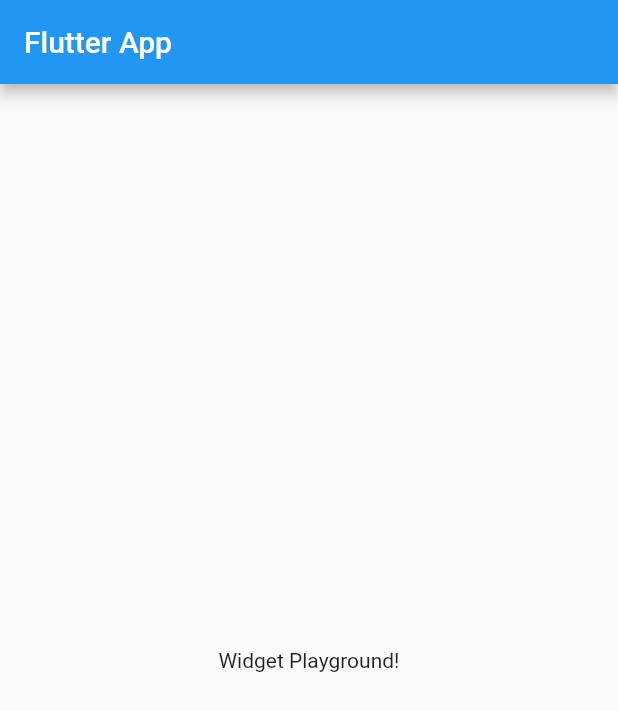
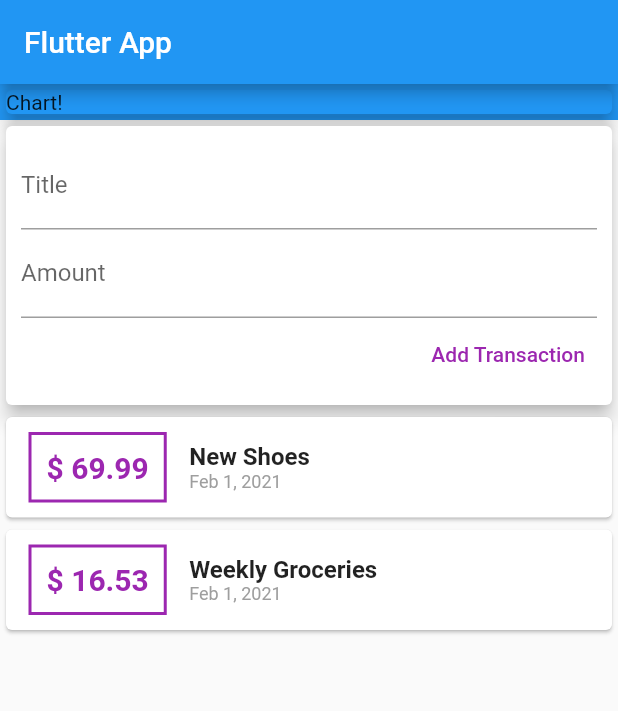
Before and after one commit to stammatime/demo_expense_app, a Flutter app: the screen it shows after launch, on a phone screen of 412 x 824 dp. Shown: the top 711 px of the screen. Run offline on Flutter 3.47's test engine with Material 2 defaults, Android fonts, the phone set to English and light mode, and no system bars.

Commit message:
basic app structure

```diff
--- a/lib/main.dart
+++ b/lib/main.dart
@@ -1,4 +1,6 @@
+import './transaction.dart';
 import 'package:flutter/material.dart';
+import 'package:intl/intl.dart';
 
 void main() => runApp(MyApp());
 
@@ -13,6 +15,21 @@ class MyApp extends StatelessWidget {
 }
 
 class MyHomePage extends StatelessWidget {
+  final List<Transaction> transactions = [
+    Transaction(
+        id: 't1', title: 'New Shoes', amount: 69.99, date: DateTime.now()),
+    Transaction(
+        id: 't2',
+        title: 'Weekly Groceries',
+        amount: 16.53,
+        date: DateTime.now())
+  ];
+
+  // String titleInput;
+  // String amountInput;
+  final titleController = TextEditingController();
+  final amountController = TextEditingController();
+
   @override
   Widget build(BuildContext context) {
     return Scaffold(
@@ -20,8 +37,75 @@ class MyHomePage extends StatelessWidget {
         title: Text('Flutter App'),
       ),
       body: Center(
-        child: Text('Widget Playground!'),
-      ),
+          child: Column(
+        // mainAxisAlignment: MainAxisAlignment.start,
+        crossAxisAlignment: CrossAxisAlignment.stretch,
+        children: <Widget>[
+          Container(
+            color: Colors.blue,
+            width: double.infinity,
+            child: Card(
+              color: Colors.blue,
+              child: Text('Chart!'),
+              elevation: 5,
+            ),
+          ),
+          Card(
+              elevation: 5,
+              child: Container(
+                padding: EdgeInsets.all(10),
+                child: Column(
+                  crossAxisAlignment: CrossAxisAlignment.end,
+                  children: <Widget>[
+                    TextField(
+                      decoration: InputDecoration(labelText: 'Title'),
+                      controller: titleController,
+                    ),
+                    TextField(
+                      decoration: InputDecoration(labelText: 'Amount'),
+                      controller: amountController,
+                    ),
+                    TextButton(
+                        style: TextButton.styleFrom(primary: Colors.purple),
+                        onPressed: () {
+                          print(titleController.text);
+                        },
+                        child: Text('Add Transaction')),
+                  ],
+                ),
+              )),
+          Column(
+            children: transactions.map((tx) {
+              return Card(
+                  child: Row(
+                children: <Widget>[
+                  Container(
+                      margin:
+                          EdgeInsets.symmetric(vertical: 10, horizontal: 15),
+                      decoration: BoxDecoration(
+                          border: Border.all(color: Colors.purple, width: 2)),
+                      padding: EdgeInsets.all(10),
+                      child: Text(('\$ ${tx.amount}'),
+                          style: TextStyle(
+                              fontWeight: FontWeight.bold,
+                              fontSize: 20,
+                              color: Colors.purple))),
+                  Column(
+                    crossAxisAlignment: CrossAxisAlignment.start,
+                    children: <Widget>[
+                      Text(tx.title,
+                          style: TextStyle(
+                              fontWeight: FontWeight.bold, fontSize: 16)),
+                      Text(DateFormat.yMMMd().format(tx.date),
+                          style: TextStyle(color: Colors.grey, fontSize: 12))
+                    ],
+                  )
+                ],
+              ));
+            }).toList(),
+          )
+        ],
+      )),
     );
   }
 }
--- /dev/null
+++ b/lib/transaction.dart
@@ -0,0 +1,14 @@
+import 'package:flutter/foundation.dart';
+
+class Transaction {
+  final String id;
+  final String title;
+  final double amount;
+  final DateTime date;
+
+  Transaction(
+      {@required this.id,
+      @required this.title,
+      @required this.amount,
+      @required this.date});
+}
--- a/pubspec.yaml
+++ b/pubspec.yaml
@@ -3,7 +3,7 @@ description: A new Flutter project.
 
 # The following line prevents the package from being accidentally published to
 # pub.dev using `pub publish`. This is preferred for private packages.
-publish_to: 'none' # Remove this line if you wish to publish to pub.dev
+publish_to: "none" # Remove this line if you wish to publish to pub.dev
 
 # The following defines the version and build number for your application.
 # A version number is three numbers separated by dots, like 1.2.43
@@ -23,7 +23,7 @@ environment:
 dependencies:
   flutter:
     sdk: flutter
-
+  intl: ^0.16.1
 
   # The following adds the Cupertino Icons font to your application.
   # Use with the CupertinoIcons class for iOS style icons.
@@ -40,7 +40,6 @@ dev_dependencies:
 
 # The following section is specific to Flutter.
 flutter:
-
   # The following line ensures that the Material Icons font is
   # included with your application, so that you can use the icons in
   # the material Icons class.
```
Also changed, not shown: pubspec.lock.
